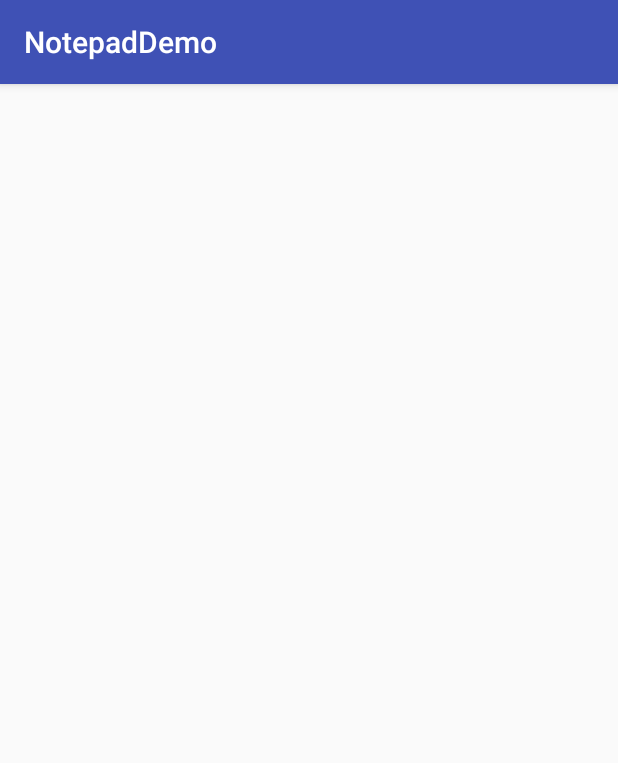
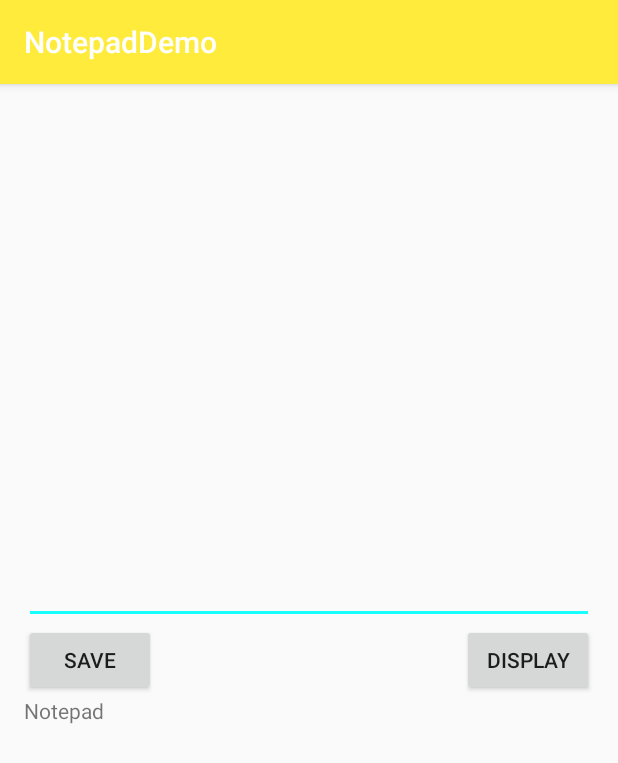
Before and after one commit to v4iv/NotepadDemo, an Android app: the MainActivity screen opened directly, with no data from a screen before it, on a phone screen of 412 x 824 dp. Shown: the top 763 px of the screen. Run offline under Robolectric (Android 15) with nearby library versions, the phone set to English and light mode, and no system bars.

Commit message:
Second Commit

```diff
--- a/app/src/main/java/com/v4iv/notepaddemo/MainActivity.java
+++ b/app/src/main/java/com/v4iv/notepaddemo/MainActivity.java
@@ -1,13 +1,68 @@
 package com.v4iv.notepaddemo;
 
+import android.os.Bundle;
 import android.support.v7.app.AppCompatActivity;
-import android.os.Bundle;
+import android.view.View;
+import android.widget.Button;
+import android.widget.EditText;
+import android.widget.TextView;
+import android.widget.Toast;
+
+import java.io.FileInputStream;
+import java.io.FileOutputStream;
 
 public class MainActivity extends AppCompatActivity {
+
+    Button mSaveButton, mDisplayButton;
+    EditText mEditText;
+    TextView mTextView;
+
+    String data;
+    private String file = "mynote";
 
     @Override
     protected void onCreate(Bundle savedInstanceState) {
         super.onCreate(savedInstanceState);
         setContentView(R.layout.activity_main);
+
+        mEditText = (EditText) findViewById(R.id.editText);
+        mSaveButton = (Button) findViewById(R.id.bSave);
+        mDisplayButton = (Button) findViewById(R.id.bDisplay);
+        mTextView = (TextView) findViewById(R.id.textView);
+
+        //Save Button
+        mSaveButton.setOnClickListener(new View.OnClickListener() {
+            @Override
+            public void onClick(View v) {
+                data = mEditText.getText().toString();
+                try {
+                    FileOutputStream fileOutputStream = openFileOutput(file, MODE_WORLD_READABLE);
+                    fileOutputStream.write(data.getBytes());
+                    fileOutputStream.close();
+                    Toast.makeText(getBaseContext(), "Note Saved", Toast.LENGTH_SHORT).show();
+                } catch (Exception e) {
+                    e.printStackTrace();
+                }
+            }
+        });
+
+        //Display Button
+        mDisplayButton.setOnClickListener(new View.OnClickListener() {
+            @Override
+            public void onClick(View v) {
+                try {
+                    FileInputStream fileInputStream = openFileInput(file);
+                    int cursor;
+                    String temp = "";
+                    while ((cursor = fileInputStream.read()) != -1){
+                        temp = temp + Character.toString((char)cursor);
+                    }
+                    mTextView.setText(temp);
+                } catch (Exception e) {
+                    e.printStackTrace();
+                }
+            }
+        });
+
     }
 }
--- a/app/src/main/java/com/v4iv/notepaddemo/SplashActivity.java
+++ b/app/src/main/java/com/v4iv/notepaddemo/SplashActivity.java
@@ -11,8 +11,6 @@ public class SplashActivity extends AppCompatActivity {
     @Override
     protected void onCreate(Bundle savedInstanceState) {
         super.onCreate(savedInstanceState);
-        requestWindowFeature(Window.FEATURE_NO_TITLE);
-        getWindow().addFlags(WindowManager.LayoutParams.FLAG_FULLSCREEN);
         setContentView(R.layout.activity_splash);
         Thread timer = new Thread() {
             public void run() {
--- a/app/src/main/res/layout/activity_main.xml
+++ b/app/src/main/res/layout/activity_main.xml
@@ -9,4 +9,38 @@
     android:paddingTop="@dimen/activity_vertical_margin"
     tools:context="com.v4iv.notepaddemo.MainActivity">
 
+    <EditText
+        android:id="@+id/editText"
+        android:layout_width="match_parent"
+        android:layout_height="wrap_content"
+        android:layout_above="@+id/bSave"
+        android:layout_alignParentTop="true"
+        android:layout_centerHorizontal="true" />
+
+    <Button
+        android:id="@+id/bSave"
+        android:layout_width="wrap_content"
+        android:layout_height="wrap_content"
+        android:layout_alignParentLeft="true"
+        android:layout_alignParentStart="true"
+        android:layout_centerVertical="true"
+        android:text="@string/save" />
+
+    <Button
+        android:id="@+id/bDisplay"
+        android:layout_width="wrap_content"
+        android:layout_height="wrap_content"
+        android:layout_alignParentEnd="true"
+        android:layout_alignParentRight="true"
+        android:layout_centerVertical="true"
+        android:text="@string/display" />
+
+    <TextView
+        android:id="@+id/textView"
+        android:layout_width="match_parent"
+        android:layout_height="wrap_content"
+        android:layout_alignParentBottom="true"
+        android:layout_below="@+id/bSave"
+        android:layout_centerHorizontal="true"
+        android:text="@string/note" />
 </RelativeLayout>
--- a/app/src/main/res/values/colors.xml
+++ b/app/src/main/res/values/colors.xml
@@ -1,6 +1,6 @@
 <?xml version="1.0" encoding="utf-8"?>
 <resources>
-    <color name="colorPrimary">#3F51B5</color>
-    <color name="colorPrimaryDark">#303F9F</color>
-    <color name="colorAccent">#FF4081</color>
+    <color name="colorPrimary">#FFEB3B</color>
+    <color name="colorPrimaryDark">#F57F17</color>
+    <color name="colorAccent">#18FFFF</color>
 </resources>
--- a/app/src/main/res/values/strings.xml
+++ b/app/src/main/res/values/strings.xml
@@ -1,3 +1,6 @@
 <resources>
     <string name="app_name">NotepadDemo</string>
+    <string name="save">Save</string>
+    <string name="display">Display</string>
+    <string name="note">Notepad</string>
 </resources>
```
Also changed, not shown: app/src/main/res/layout/activity_splash.xml (+7 -3 lines).
